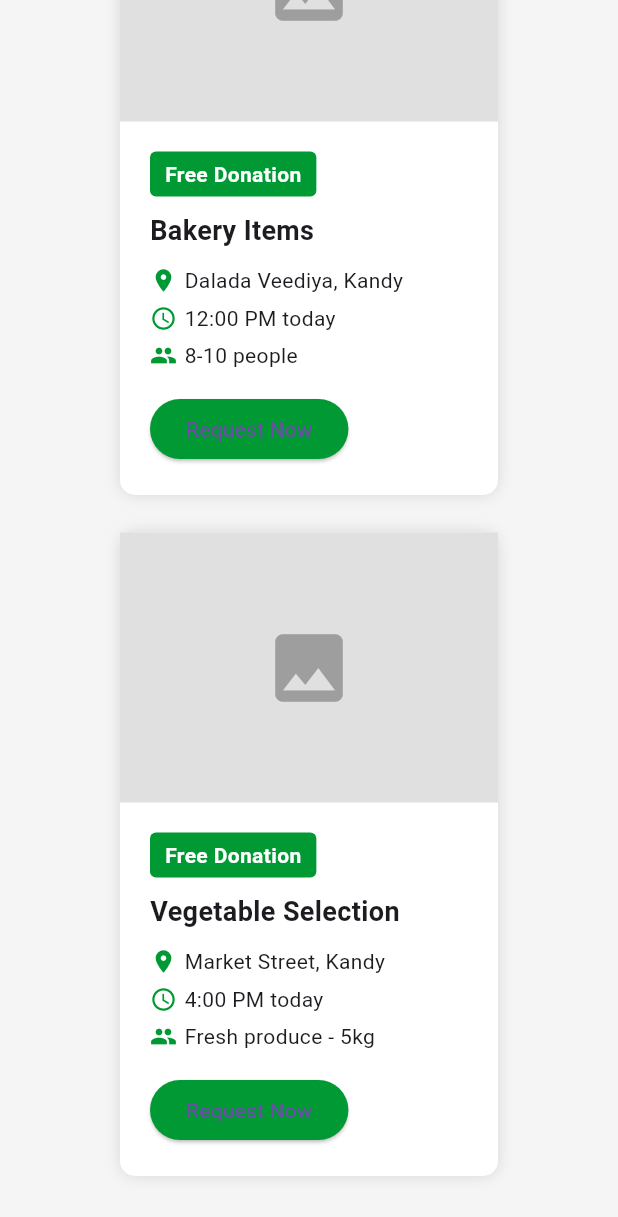
After one commit to oviniWijesooriya/MealBridge, a Flutter app: the FindFoodWeb screen opened directly, scrolled down 787 dp, after a tap on "Request Now", on a phone screen of 412 x 824 dp. The commit adds this screen. Shown: the top 1217 px of the screen. Run offline on Flutter 3.47's test engine with Material 3 defaults, Android fonts, the phone set to English and light mode, and no system bars; Roboto replaces fonts that are missing (Segoe UI).

Commit message:
add find food page

```diff
--- a/lib/main.dart
+++ b/lib/main.dart
@@ -1,5 +1,6 @@
 import 'package:flutter/foundation.dart' show kIsWeb;
 import 'package:flutter/material.dart';
+import 'pages/find_food.dart'; // Adjust the path if needed
 
 void main() {
   runApp(kIsWeb ? MealBridgeWebApp() : MealBridgeMobileApp());
@@ -80,11 +81,45 @@ class WebHeader extends StatelessWidget {
           ),
           Row(
             children: [
-              WebNavButton('Home'),
-              WebNavButton('Find Food'),
-              WebNavButton('Donate'),
-              WebNavButton('Impact'),
-              WebNavButton('Login'),
+              WebNavButton(
+                'Home',
+                onPressed: () {
+                  // Optionally, implement home navigation
+                  Navigator.of(context).pushReplacement(
+                    MaterialPageRoute(
+                      builder: (context) => MealBridgeWebHomePage(),
+                    ),
+                  );
+                },
+              ),
+              WebNavButton(
+                'Find Food',
+                onPressed: () {
+                  Navigator.of(context).push(
+                    MaterialPageRoute(
+                      builder: (context) => const FindFoodPage(),
+                    ),
+                  );
+                },
+              ),
+              WebNavButton(
+                'Donate',
+                onPressed: () {
+                  // Implement Donate navigation here
+                },
+              ),
+              WebNavButton(
+                'Impact',
+                onPressed: () {
+                  // Implement Impact navigation here
+                },
+              ),
+              WebNavButton(
+                'Login',
+                onPressed: () {
+                  // Implement Login navigation here
+                },
+              ),
             ],
           ),
         ],
@@ -95,14 +130,15 @@ class WebHeader extends StatelessWidget {
 
 class WebNavButton extends StatelessWidget {
   final String label;
-  WebNavButton(this.label);
+  final VoidCallback onPressed;
+  WebNavButton(this.label, {required this.onPressed});
 
   @override
   Widget build(BuildContext context) {
     return Padding(
       padding: EdgeInsets.symmetric(horizontal: 12),
       child: TextButton(
-        onPressed: () {},
+        onPressed: onPressed,
         child: Text(
           label,
           style: TextStyle(color: Colors.white, fontWeight: FontWeight.w500),
--- /dev/null
+++ b/lib/pages/find_food.dart
@@ -0,0 +1,326 @@
+import 'package:flutter/foundation.dart' show kIsWeb;
+import 'package:flutter/material.dart';
+import '../main.dart';
+
+class FindFoodPage extends StatelessWidget {
+  const FindFoodPage({Key? key}) : super(key: key);
+
+  @override
+  Widget build(BuildContext context) {
+    return kIsWeb ? FindFoodWeb() : FindFoodMobile();
+  }
+}
+
+// ========== WEB VERSION ==========
+
+class FindFoodWeb extends StatelessWidget {
+  @override
+  Widget build(BuildContext context) {
+    return Scaffold(
+      body: ListView(
+        children: [
+          WebHeader(),
+          Container(
+            constraints: BoxConstraints(maxWidth: 1100),
+            padding: EdgeInsets.symmetric(horizontal: 80, vertical: 40),
+            child: Column(
+              crossAxisAlignment: CrossAxisAlignment.start,
+              children: [
+                Text(
+                  'Available Food Listings',
+                  style: TextStyle(
+                    fontSize: 32,
+                    fontWeight: FontWeight.bold,
+                    color: Color(0xFF006622),
+                  ),
+                ),
+                SizedBox(height: 24),
+                Wrap(
+                  spacing: 25,
+                  runSpacing: 25,
+                  children: [
+                    FindFoodCardWeb(
+                      title: "Rice & Curry Family Pack",
+                      location: "Peradeniya Road, Kandy",
+                      serves: "4 people",
+                      availableUntil: "7:00 PM today",
+                      price: "LKR 350",
+                      isFree: false,
+                    ),
+                    FindFoodCardWeb(
+                      title: "Bakery Items",
+                      location: "Dalada Veediya, Kandy",
+                      serves: "8-10 people",
+                      availableUntil: "12:00 PM today",
+                      price: "",
+                      isFree: true,
+                    ),
+                    FindFoodCardWeb(
+                      title: "Vegetable Selection",
+                      location: "Market Street, Kandy",
+                      serves: "Fresh produce - 5kg",
+                      availableUntil: "4:00 PM today",
+                      price: "",
+                      isFree: true,
+                    ),
+                  ],
+                ),
+              ],
+            ),
+          ),
+        ],
+      ),
+    );
+  }
+}
+
+class FindFoodCardWeb extends StatelessWidget {
+  final String title, location, serves, availableUntil, price;
+  final bool isFree;
+
+  const FindFoodCardWeb({
+    required this.title,
+    required this.location,
+    required this.serves,
+    required this.availableUntil,
+    required this.price,
+    required this.isFree,
+    Key? key,
+  }) : super(key: key);
+
+  @override
+  Widget build(BuildContext context) {
+    return Container(
+      width: 320,
+      decoration: BoxDecoration(
+        color: Colors.white,
+        borderRadius: BorderRadius.circular(10),
+        boxShadow: [BoxShadow(color: Colors.black12, blurRadius: 8)],
+      ),
+      child: Column(
+        crossAxisAlignment: CrossAxisAlignment.start,
+        children: [
+          Container(
+            height: 180,
+            color: Color(0xFFE0E0E0),
+            child: Center(
+              child: Icon(Icons.image, size: 60, color: Colors.grey),
+            ),
+          ),
+          Padding(
+            padding: EdgeInsets.all(20),
+            child: Column(
+              crossAxisAlignment: CrossAxisAlignment.start,
+              children: [
+                if (isFree)
+                  Container(
+                    padding: EdgeInsets.symmetric(horizontal: 10, vertical: 5),
+                    decoration: BoxDecoration(
+                      color: Color(0xFF009933),
+                      borderRadius: BorderRadius.circular(4),
+                    ),
+                    child: Text(
+                      'Free Donation',
+                      style: TextStyle(
+                        color: Colors.white,
+                        fontWeight: FontWeight.bold,
+                      ),
+                    ),
+                  ),
+                if (!isFree)
+                  Container(
+                    padding: EdgeInsets.symmetric(horizontal: 10, vertical: 5),
+                    decoration: BoxDecoration(
+                      color: Color(0xFFFF9E1B),
+                      borderRadius: BorderRadius.circular(4),
+                    ),
+                    child: Text(
+                      '$price Half Price',
+                      style: TextStyle(
+                        color: Colors.white,
+                        fontWeight: FontWeight.bold,
+                      ),
+                    ),
+                  ),
+                SizedBox(height: 10),
+                Text(
+                  title,
+                  style: TextStyle(fontWeight: FontWeight.w600, fontSize: 18),
+                ),
+                SizedBox(height: 10),
+                Row(
+                  children: [
+                    Icon(Icons.location_on, color: Color(0xFF009933), size: 18),
+                    SizedBox(width: 5),
+                    Text(location),
+                  ],
+                ),
+                SizedBox(height: 5),
+                Row(
+                  children: [
+                    Icon(Icons.access_time, color: Color(0xFF009933), size: 18),
+                    SizedBox(width: 5),
+                    Text(availableUntil),
+                  ],
+                ),
+                SizedBox(height: 5),
+                Row(
+                  children: [
+                    Icon(Icons.people, color: Color(0xFF009933), size: 18),
+                    SizedBox(width: 5),
+                    Text(serves),
+                  ],
+                ),
+                SizedBox(height: 15),
+                ElevatedButton(
+                  style: ElevatedButton.styleFrom(
+                    backgroundColor:
+                        isFree ? Color(0xFF009933) : Color(0xFFFF9E1B),
+                  ),
+                  onPressed: () {},
+                  child: Text(isFree ? "Request Now" : "Purchase"),
+                ),
+              ],
+            ),
+          ),
+        ],
+      ),
+    );
+  }
+}
+
+// ========== MOBILE VERSION ==========
+
+class FindFoodMobile extends StatelessWidget {
+  @override
+  Widget build(BuildContext context) {
+    return Scaffold(
+      appBar: AppBar(
+        title: Row(
+          children: [
+            Text('Meal', style: TextStyle(fontWeight: FontWeight.bold)),
+            Text(
+              'Bridge',
+              style: TextStyle(
+                fontWeight: FontWeight.bold,
+                color: Color(0xFFFF9E1B),
+              ),
+            ),
+            SizedBox(width: 8),
+            Text('Sri Lanka', style: TextStyle(fontSize: 14)),
+          ],
+        ),
+        actions: [IconButton(icon: Icon(Icons.menu), onPressed: () {})],
+        backgroundColor: Color(0xFF009933),
+      ),
+      body: ListView(
+        padding: EdgeInsets.all(16),
+        children: [
+          Text(
+            'Available Food Listings',
+            style: TextStyle(
+              fontSize: 22,
+              fontWeight: FontWeight.bold,
+              color: Color(0xFF006622),
+            ),
+          ),
+          SizedBox(height: 16),
+          FindFoodCardMobile(
+            title: "Rice & Curry Family Pack",
+            location: "Peradeniya Road, Kandy",
+            serves: "4 people",
+            availableUntil: "7:00 PM today",
+            price: "LKR 350",
+            isFree: false,
+          ),
+          FindFoodCardMobile(
+            title: "Bakery Items",
+            location: "Dalada Veediya, Kandy",
+            serves: "8-10 people",
+            availableUntil: "12:00 PM today",
+            price: "",
+            isFree: true,
+          ),
+          FindFoodCardMobile(
+            title: "Vegetable Selection",
+            location: "Market Street, Kandy",
+            serves: "Fresh produce - 5kg",
+            availableUntil: "4:00 PM today",
+            price: "",
+            isFree: true,
+          ),
+        ],
+      ),
+    );
+  }
+}
+
+class FindFoodCardMobile extends StatelessWidget {
+  final String title, location, serves, availableUntil, price;
+  final bool isFree;
+
+  const FindFoodCardMobile({
+    required this.title,
+    required this.location,
+    required this.serves,
+    required this.availableUntil,
+    required this.price,
+    required this.isFree,
+    Key? key,
+  }) : super(key: key);
+
+  @override
+  Widget build(BuildContext context) {
+    return Card(
+      margin: EdgeInsets.symmetric(vertical: 10),
+      child: Padding(
+        padding: EdgeInsets.all(16),
+        child: Column(
+          crossAxisAlignment: CrossAxisAlignment.start,
+          children: [
+            Row(
+              children: [
+                Icon(
+                  Icons.fastfood,
+                  size: 32,
+                  color: isFree ? Colors.green : Colors.orange,
+                ),
+                SizedBox(width: 12),
+                Expanded(
+                  child: Text(
+                    title,
+                    style: TextStyle(fontSize: 16, fontWeight: FontWeight.bold),
+                  ),
+                ),
+                if (isFree)
+                  Chip(
+                    label: Text("Free"),
+                    backgroundColor: Colors.green,
+                    labelStyle: TextStyle(color: Colors.white),
+                  )
+                else
+                  Chip(
+                    label: Text("$price"),
+                    backgroundColor: Colors.orange,
+                    labelStyle: TextStyle(color: Colors.white),
+                  ),
+              ],
+            ),
+            SizedBox(height: 8),
+            Text(location),
+            Text('Serves: $serves'),
+            Text('Available until: $availableUntil'),
+            SizedBox(height: 8),
+            ElevatedButton(
+              style: ElevatedButton.styleFrom(
+                backgroundColor: isFree ? Colors.green : Colors.orange,
+              ),
+              onPressed: () {},
+              child: Text(isFree ? "Request Now" : "Purchase"),
+            ),
+          ],
+        ),
+      ),
+    );
+  }
+}
```
